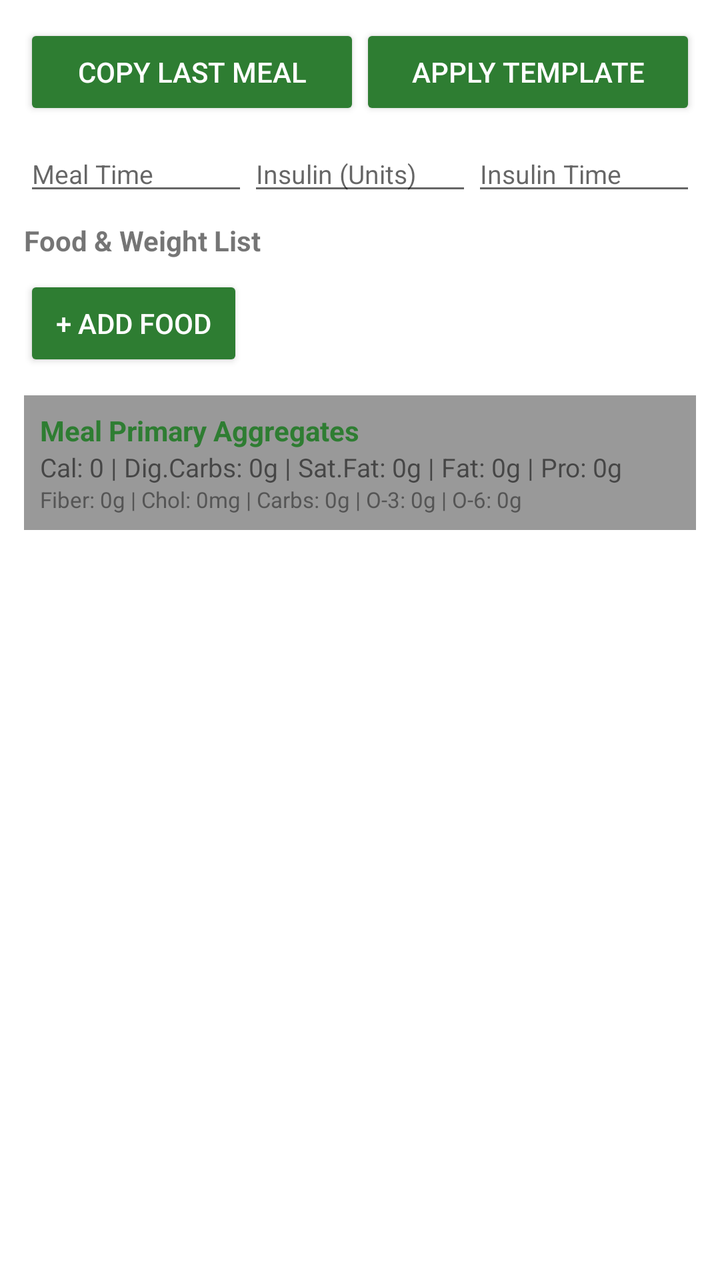
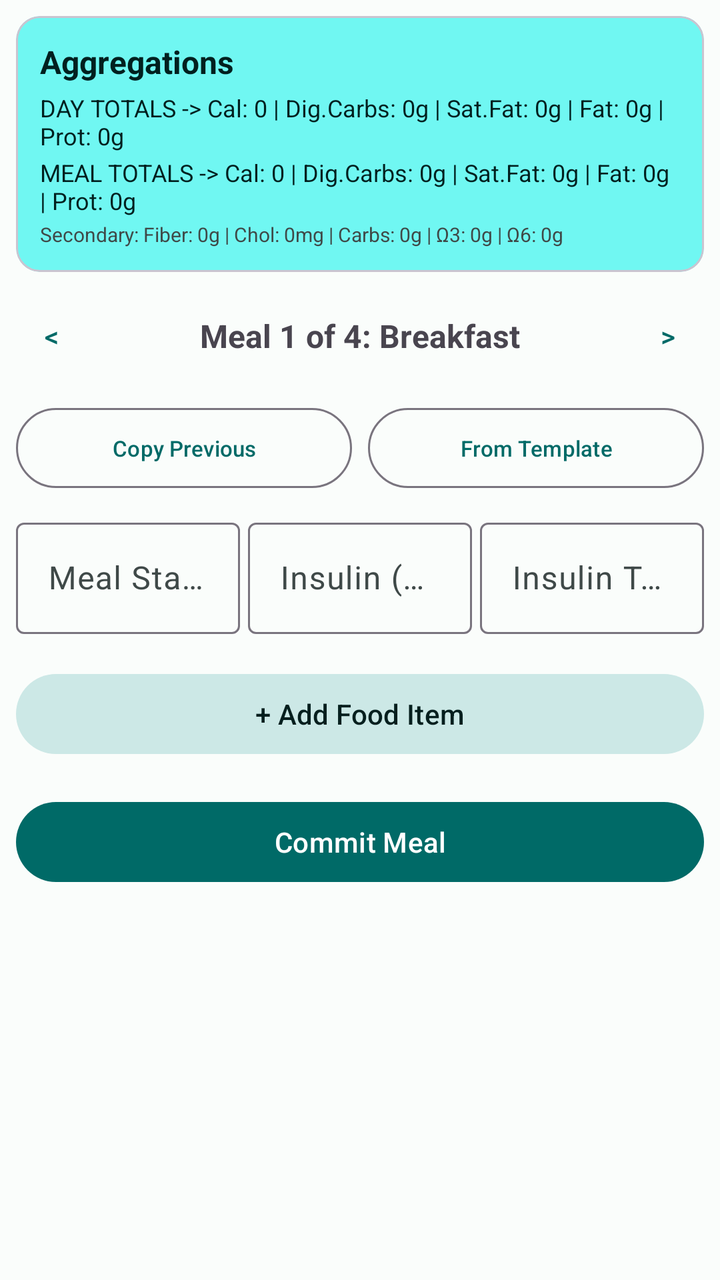

An Android layout rendered at two revisions. The XML below is the earlier revision; the diff shows what the commit changed to produce the second picture.
<!-- AndroidManifest.xml: application theme Theme.ActivityTracker -->
<!-- res/layout/fragment_planning.xml -->
<?xml version="1.0" encoding="utf-8"?>
<ScrollView xmlns:android="http://schemas.android.com/apk/res/android"
    android:layout_width="match_parent"
    android:layout_height="match_parent"
    android:fillViewport="true">

    <LinearLayout
        android:layout_width="match_parent"
        android:layout_height="wrap_content"
        android:orientation="vertical"
        android:padding="12dp">

        
        <LinearLayout
            android:layout_width="match_parent"
            android:layout_height="wrap_content"
            android:orientation="horizontal"
            android:weightSum="2"
            android:layout_marginBottom="8dp">

            <Button
                android:id="@+id/btnPopulateLast"
                style="?android:attr/buttonStyleSmall"
                android:layout_width="0dp"
                android:layout_height="wrap_content"
                android:layout_weight="1"
                android:text="Copy Last Meal" />

            <Button
                android:id="@+id/btnPopulateTemplate"
                style="?android:attr/buttonStyleSmall"
                android:layout_width="0dp"
                android:layout_height="wrap_content"
                android:layout_weight="1"
                android:text="Apply Template" />
        </LinearLayout>

        
        <LinearLayout
            android:layout_width="match_parent"
            android:layout_height="wrap_content"
            android:orientation="horizontal"
            android:weightSum="3"
            android:layout_marginBottom="8dp">

            <EditText
                android:id="@+id/editMealTime"
                android:layout_width="0dp"
                android:layout_height="wrap_content"
                android:layout_weight="1"
                android:hint="Meal Time"
                android:textSize="13sp" />

            <EditText
                android:id="@+id/editInsulinDosage"
                android:layout_width="0dp"
                android:layout_height="wrap_content"
                android:layout_weight="1"
                android:hint="Insulin (Units)"
                android:inputType="numberDecimal"
                android:textSize="13sp" />

            <EditText
                android:id="@+id/editInsulinTime"
                android:layout_width="0dp"
                android:layout_height="wrap_content"
                android:layout_weight="1"
                android:hint="Insulin Time"
                android:textSize="13sp" />
        </LinearLayout>

        <TextView
            android:layout_width="wrap_content"
            android:layout_height="wrap_content"
            android:text="Food &amp; Weight List"
            android:textStyle="bold"
            android:textSize="14sp" />

        
        <androidx.recyclerview.widget.RecyclerView
            android:id="@+id/recyclerFoodPairs"
            android:layout_width="match_parent"
            android:layout_height="wrap_content"
            android:nestedScrollingEnabled="false"
            android:layout_marginBottom="8dp" />

        <Button
            android:id="@+id/btnAddFoodRow"
            android:layout_width="wrap_content"
            android:layout_height="wrap_content"
            android:text="+ Add Food"
            style="?android:attr/buttonStyleSmall" />

        
        <LinearLayout
            android:layout_width="match_parent"
            android:layout_height="wrap_content"
            android:orientation="vertical"
            android:padding="8dp"
            android:background="#999999"
            android:layout_marginTop="12dp">

            <TextView
                android:layout_width="wrap_content"
                android:layout_height="wrap_content"
                android:text="Meal Primary Aggregates"
                android:textStyle="bold"
                android:textColor="#2E7D32" />

            <TextView
                android:id="@+id/textMealPrimaryNutrients"
                android:layout_width="match_parent"
                android:layout_height="wrap_content"
                android:text="Cal: 0 | Dig.Carbs: 0g | Sat.Fat: 0g | Fat: 0g | Pro: 0g"
                android:textSize="13sp" />

            <TextView
                android:id="@+id/textMealSecondaryNutrients"
                android:layout_width="match_parent"
                android:layout_height="wrap_content"
                android:text="Fiber: 0g | Chol: 0mg | Carbs: 0g | O-3: 0g | O-6: 0g"
                android:textSize="11sp"
                android:textColor="#555555" />
        </LinearLayout>

    </LinearLayout>
</ScrollView>
<!-- resources referenced by this layout -->
<resources>
  <style name="Theme.ActivityTracker" parent="Theme.MaterialComponents.DayNight.NoActionBar">
          <item name="colorPrimary">#2E7D32</item>
          <item name="colorPrimaryVariant">#1B5E20</item>
          <item name="colorOnPrimary">#FFFFFF</item>
      </style>
</resources>

<!-- the commit's change to res/layout/fragment_planning.xml (unified diff, before → after) -->
@@ -1,127 +1,204 @@
 <?xml version="1.0" encoding="utf-8"?>
-<ScrollView xmlns:android="http://schemas.android.com/apk/res/android"
+<LinearLayout
+    xmlns:android="http://schemas.android.com/apk/res/android"
+    xmlns:app="http://schemas.android.com/apk/res-auto"
     android:layout_width="match_parent"
     android:layout_height="match_parent"
-    android:fillViewport="true">
-
+    android:orientation="vertical">
+
+    
+    <com.google.android.material.card.MaterialCardView
+        android:layout_width="match_parent"
+        android:layout_height="wrap_content"
+        android:layout_margin="8dp"
+        app:cardBackgroundColor="?attr/colorPrimaryContainer">
+
+        <LinearLayout
+            android:layout_width="match_parent"
+            android:layout_height="wrap_content"
+            android:orientation="vertical"
+            android:padding="12dp">
+
+            <TextView
+                android:layout_width="wrap_content"
+                android:layout_height="wrap_content"
+                android:text="Aggregations"
+                android:textStyle="bold"
+                android:textColor="?attr/colorOnPrimaryContainer"
+                android:textSize="16sp" />
+
+            <TextView
+                android:id="@+id/txt_day_totals"
+                android:layout_width="match_parent"
+                android:layout_height="wrap_content"
+                android:layout_marginTop="4dp"
+                android:textColor="?attr/colorOnPrimaryContainer"
+                android:textSize="12sp"
+                android:text="DAY TOTALS -> Cal: 0 | Dig.Carbs: 0g | Sat.Fat: 0g | Fat: 0g | Prot: 0g" />
+
+            <TextView
+                android:id="@+id/txt_meal_totals"
+                android:layout_width="match_parent"
+                android:layout_height="wrap_content"
+                android:layout_marginTop="2dp"
+                android:textColor="?attr/colorOnPrimaryContainer"
+                android:textSize="12sp"
+                android:text="MEAL TOTALS -> Cal: 0 | Dig.Carbs: 0g | Sat.Fat: 0g | Fat: 0g | Prot: 0g" />
+
+            <TextView
+                android:id="@+id/txt_secondary_nutrients"
+                android:layout_width="match_parent"
+                android:layout_height="wrap_content"
+                android:layout_marginTop="2dp"
+                android:textColor="?attr/colorOnSurfaceVariant"
+                android:textSize="10sp"
+                android:text="Secondary: Fiber: 0g | Chol: 0mg | Carbs: 0g | Ω3: 0g | Ω6: 0g" />
+        </LinearLayout>
+    </com.google.android.material.card.MaterialCardView>
+
+    
     <LinearLayout
         android:layout_width="match_parent"
         android:layout_height="wrap_content"
-        android:orientation="vertical"
-        android:padding="12dp">
-
-        
+        android:gravity="center"
+        android:orientation="horizontal"
+        android:paddingHorizontal="8dp">
+
+        <Button
+            android:id="@+id/btn_prev_meal"
+            style="@style/Widget.Material3.Button.IconButton"
+            android:layout_width="wrap_content"
+            android:layout_height="wrap_content"
+            android:text="&lt;" />
+
+        <TextView
+            android:id="@+id/txt_current_meal_title"
+            android:layout_width="0dp"
+            android:layout_height="wrap_content"
+            android:layout_weight="1"
+            android:gravity="center"
+            android:text="Meal 1 of 4: Breakfast"
+            android:textStyle="bold"
+            android:textSize="16sp" />
+
+        <Button
+            android:id="@+id/btn_next_meal"
+            style="@style/Widget.Material3.Button.IconButton"
+            android:layout_width="wrap_content"
+            android:layout_height="wrap_content"
+            android:text="&gt;" />
+    </LinearLayout>
+
+    <ScrollView
+        android:layout_width="match_parent"
+        android:layout_height="0dp"
+        android:layout_weight="1">
+
         <LinearLayout
             android:layout_width="match_parent"
             android:layout_height="wrap_content"
-            android:orientation="horizontal"
-            android:weightSum="2"
-            android:layout_marginBottom="8dp">
+            android:orientation="vertical"
+            android:padding="8dp">
+
+            
+            <LinearLayout
+                android:layout_width="match_parent"
+                android:layout_height="wrap_content"
+                android:orientation="horizontal">
+
+                <Button
+                    android:id="@+id/btn_populate_recent"
+                    style="@style/Widget.Material3.Button.OutlinedButton"
+                    android:layout_width="0dp"
+                    android:layout_height="wrap_content"
+                    android:layout_weight="1"
+                    android:layout_marginEnd="4dp"
+                    android:textSize="11sp"
+                    android:text="Copy Previous" />
+
+                <Button
+                    android:id="@+id/btn_populate_template"
+                    style="@style/Widget.Material3.Button.OutlinedButton"
+                    android:layout_width="0dp"
+                    android:layout_height="wrap_content"
+                    android:layout_weight="1"
+                    android:layout_marginStart="4dp"
+                    android:textSize="11sp"
+                    android:text="From Template" />
+            </LinearLayout>
+
+            
+            <LinearLayout
+                android:layout_width="match_parent"
+                android:layout_height="wrap_content"
+                android:layout_marginTop="8dp"
+                android:orientation="horizontal">
+
+                <com.google.android.material.textfield.TextInputLayout
+                    style="@style/Widget.Material3.TextInputLayout.OutlinedBox"
+                    android:layout_width="0dp"
+                    android:layout_height="wrap_content"
+                    android:layout_weight="1"
+                    android:hint="Meal Start Time">
+
+                    <com.google.android.material.textfield.TextInputEditText
+                        android:id="@+id/edit_meal_time"
+                        android:layout_width="match_parent"
+                        android:layout_height="wrap_content" />
+                </com.google.android.material.textfield.TextInputLayout>
+
+                <com.google.android.material.textfield.TextInputLayout
+                    style="@style/Widget.Material3.TextInputLayout.OutlinedBox"
+                    android:layout_width="0dp"
+                    android:layout_height="wrap_content"
+                    android:layout_marginStart="4dp"
+                    android:layout_weight="1"
+                    android:hint="Insulin (Units)">
+
+                    <com.google.android.material.textfield.TextInputEditText
+                        android:id="@+id/edit_insulin_dosage"
+                        android:layout_width="match_parent"
+                        android:layout_height="wrap_content"
+                        android:inputType="numberDecimal" />
+                </com.google.android.material.textfield.TextInputLayout>
+
+                <com.google.android.material.textfield.TextInputLayout
+                    style="@style/Widget.Material3.TextInputLayout.OutlinedBox"
+                    android:layout_width="0dp"
+                    android:layout_height="wrap_content"
+                    android:layout_marginStart="4dp"
+                    android:layout_weight="1"
+                    android:hint="Insulin Time">
+
+                    <com.google.android.material.textfield.TextInputEditText
+                        android:id="@+id/edit_insulin_time"
+                        android:layout_width="match_parent"
+                        android:layout_height="wrap_content" />
+                </com.google.android.material.textfield.TextInputLayout>
+            </LinearLayout>
+
+            
+            <androidx.recyclerview.widget.RecyclerView
+                android:id="@+id/recycler_food_rows"
+                android:layout_width="match_parent"
+                android:layout_height="wrap_content"
+                android:layout_marginTop="8dp"
+                android:nestedScrollingEnabled="false" />
 
             <Button
-                android:id="@+id/btnPopulateLast"
-                style="?android:attr/buttonStyleSmall"
-                android:layout_width="0dp"
-                android:layout_height="wrap_content"
-                android:layout_weight="1"
-                android:text="Copy Last Meal" />
+                android:id="@+id/btn_add_food_row"
+                style="@style/Widget.Material3.Button.TonalButton"
+                android:layout_width="match_parent"
+                android:layout_height="wrap_content"
+                android:layout_marginTop="8dp"
+                android:text="+ Add Food Item" />
 
             <Button
-                android:id="@+id/btnPopulateTemplate"
-                style="?android:attr/buttonStyleSmall"
-                android:layout_width="0dp"
-                android:layout_height="wrap_content"
-                android:layout_weight="1"
-                android:text="Apply Template" />
+                android:id="@+id/btn_commit_meal"
+                android:layout_width="match_parent"
+                android:layout_height="wrap_content"
+                android:layout_marginTop="16dp"
+                android:text="Commit Meal" />
         </LinearLayout>
-
-        
-        <LinearLayout
-            android:layout_width="match_parent"
-            android:layout_height="wrap_content"
-            android:orientation="horizontal"
-            android:weightSum="3"
-            android:layout_marginBottom="8dp">
-
-            <EditText
-                android:id="@+id/editMealTime"
-                android:layout_width="0dp"
-                android:layout_height="wrap_content"
-                android:layout_weight="1"
-                android:hint="Meal Time"
-                android:textSize="13sp" />
-
-            <EditText
-                android:id="@+id/editInsulinDosage"
-                android:layout_width="0dp"
-                android:layout_height="wrap_content"
-                android:layout_weight="1"
-                android:hint="Insulin (Units)"
-                android:inputType="numberDecimal"
-                android:textSize="13sp" />
-
-            <EditText
-                android:id="@+id/editInsulinTime"
-                android:layout_width="0dp"
-                android:layout_height="wrap_content"
-                android:layout_weight="1"
-                android:hint="Insulin Time"
-                android:textSize="13sp" />
-        </LinearLayout>
-
-        <TextView
-            android:layout_width="wrap_content"
-            android:layout_height="wrap_content"
-            android:text="Food &amp; Weight List"
-            android:textStyle="bold"
-            android:textSize="14sp" />
-
-        
-        <androidx.recyclerview.widget.RecyclerView
-            android:id="@+id/recyclerFoodPairs"
-            android:layout_width="match_parent"
-            android:layout_height="wrap_content"
-            android:nestedScrollingEnabled="false"
-            android:layout_marginBottom="8dp" />
-
-        <Button
-            android:id="@+id/btnAddFoodRow"
-            android:layout_width="wrap_content"
-            android:layout_height="wrap_content"
-            android:text="+ Add Food"
-            style="?android:attr/buttonStyleSmall" />
-
-        
-        <LinearLayout
-            android:layout_width="match_parent"
-            android:layout_height="wrap_content"
-            android:orientation="vertical"
-            android:padding="8dp"
-            android:background="#999999"
-            android:layout_marginTop="12dp">
-
-            <TextView
-                android:layout_width="wrap_content"
-                android:layout_height="wrap_content"
-                android:text="Meal Primary Aggregates"
-                android:textStyle="bold"
-                android:textColor="#2E7D32" />
-
-            <TextView
-                android:id="@+id/textMealPrimaryNutrients"
-                android:layout_width="match_parent"
-                android:layout_height="wrap_content"
-                android:text="Cal: 0 | Dig.Carbs: 0g | Sat.Fat: 0g | Fat: 0g | Pro: 0g"
-                android:textSize="13sp" />
-
-            <TextView
-                android:id="@+id/textMealSecondaryNutrients"
-                android:layout_width="match_parent"
-                android:layout_height="wrap_content"
-                android:text="Fiber: 0g | Chol: 0mg | Carbs: 0g | O-3: 0g | O-6: 0g"
-                android:textSize="11sp"
-                android:textColor="#555555" />
-        </LinearLayout>
-
-    </LinearLayout>
-</ScrollView>
+    </ScrollView>
+</LinearLayout>
<!-- resource entries referenced after the edit -->
@@ -1,9 +1,32 @@
 <!-- resources referenced by this layout -->
 <resources>
-  <style name="Theme.ActivityTracker" parent="Theme.MaterialComponents.DayNight.NoActionBar">
-          <item name="colorPrimary">#2E7D32</item>
-          <item name="colorPrimaryVariant">#1B5E20</item>
-          <item name="colorOnPrimary">#FFFFFF</item>
+  <style name="Theme.ActivityTracker" parent="Theme.Material3.DayNight.NoActionBar">
+          <item name="colorPrimary">@color/md_theme_primary</item>
+          <item name="colorOnPrimary">@color/md_theme_onPrimary</item>
+          <item name="colorPrimaryContainer">@color/md_theme_primaryContainer</item>
+          <item name="colorOnPrimaryContainer">@color/md_theme_onPrimaryContainer</item>
+          <item name="colorSecondary">@color/md_theme_secondary</item>
+          <item name="colorOnSecondary">@color/md_theme_onSecondary</item>
+          <item name="colorSecondaryContainer">@color/md_theme_secondaryContainer</item>
+          <item name="colorOnSecondaryContainer">@color/md_theme_onSecondaryContainer</item>
+          <item name="android:colorBackground">@color/md_theme_background</item>
+          <item name="colorSurface">@color/md_theme_surface</item>
+          <item name="colorOnSurface">@color/md_theme_onSurface</item>
+          <item name="colorSurfaceVariant">@color/md_theme_surfaceVariant</item>
+          <item name="colorOnSurfaceVariant">@color/md_theme_onSurfaceVariant</item>
       </style>
+  <color name="md_theme_primary">#006A67</color>
+  <color name="md_theme_onPrimary">#FFFFFF</color>
+  <color name="md_theme_primaryContainer">#70F7F2</color>
+  <color name="md_theme_onPrimaryContainer">#00201F</color>
+  <color name="md_theme_secondary">#4A6362</color>
+  <color name="md_theme_onSecondary">#FFFFFF</color>
+  <color name="md_theme_secondaryContainer">#CCE8E6</color>
+  <color name="md_theme_onSecondaryContainer">#051F1E</color>
+  <color name="md_theme_background">#FAFDFB</color>
+  <color name="md_theme_surface">#FAFDFB</color>
+  <color name="md_theme_onSurface">#191C1C</color>
+  <color name="md_theme_surfaceVariant">#DAE5E4</color>
+  <color name="md_theme_onSurfaceVariant">#3F4948</color>
 </resources>
 
